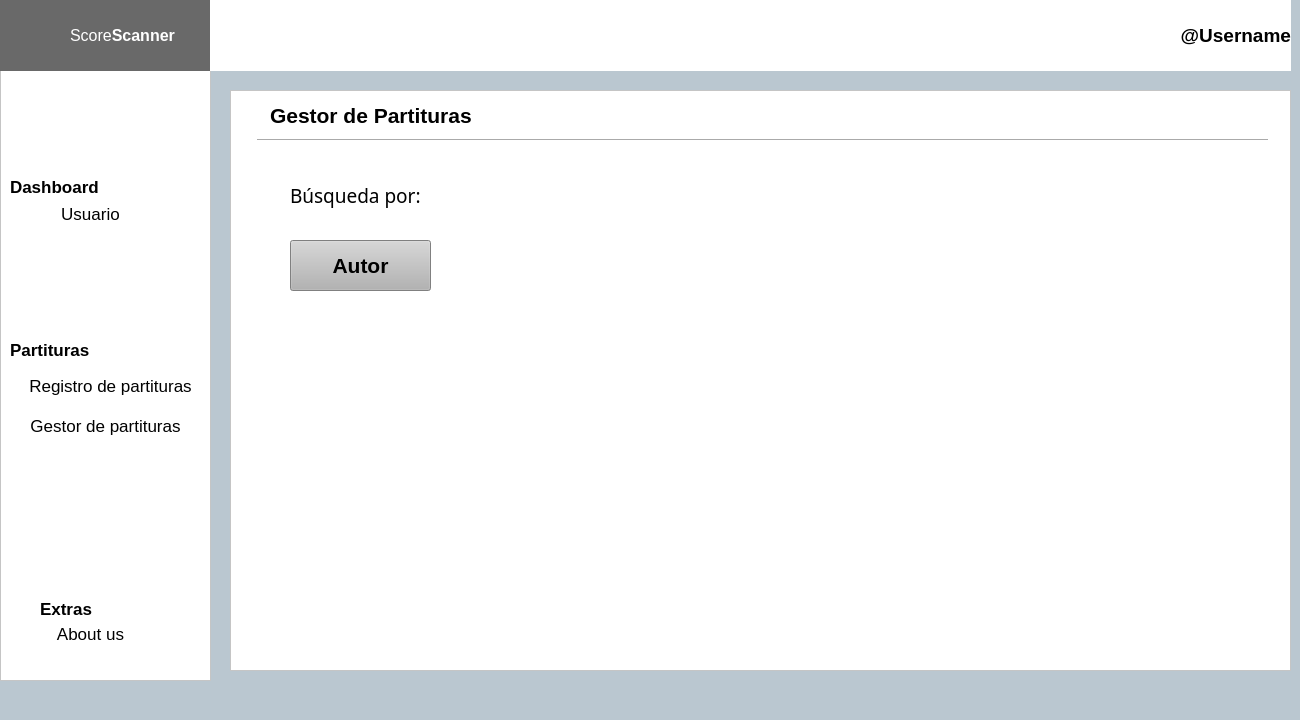
Old version of the form ScoreScannerWithPyQt/src/main/python/Interfaz.ui in the repository szapat25/ScoreScanner-1.
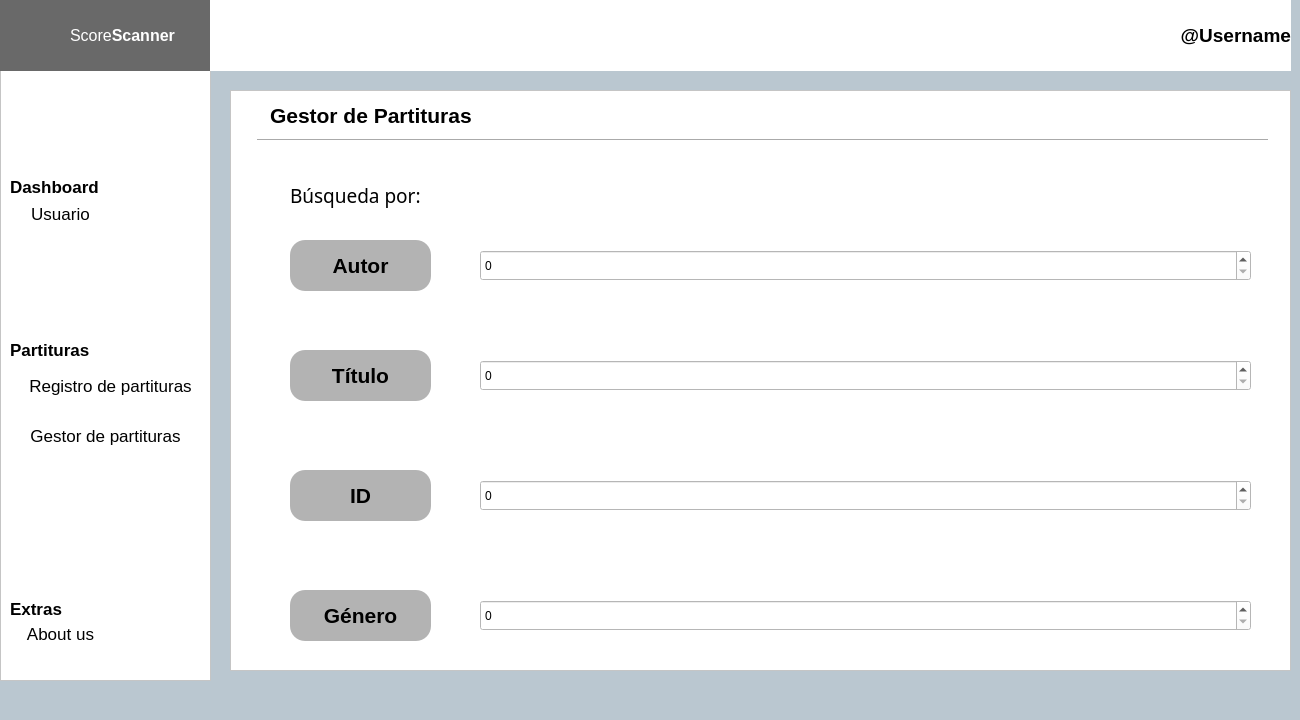
New version of the form. Icons and pictures are not drawn.

Commit message: Barra Procesar

Patch:
```diff
--- a/ScoreScannerWithPyQt/src/main/python/Interfaz.ui
+++ b/ScoreScannerWithPyQt/src/main/python/Interfaz.ui
@@ -88,7 +88,7 @@
    <widget class="QPushButton" name="boton_Usuario">
     <property name="geometry">
      <rect>
-      <x>50</x>
+      <x>20</x>
       <y>200</y>
       <width>81</width>
       <height>27</height>
@@ -193,7 +193,7 @@
     <property name="geometry">
      <rect>
       <x>20</x>
-      <y>410</y>
+      <y>420</y>
       <width>171</width>
       <height>31</height>
      </rect>
@@ -221,7 +221,7 @@
    <widget class="QLabel" name="label_Extras">
     <property name="geometry">
      <rect>
-      <x>40</x>
+      <x>10</x>
       <y>600</y>
       <width>61</width>
       <height>17</height>
@@ -244,7 +244,7 @@
    <widget class="QPushButton" name="boton_AboutUs">
     <property name="geometry">
      <rect>
-      <x>50</x>
+      <x>20</x>
       <y>620</y>
       <width>81</width>
       <height>27</height>
@@ -514,12 +514,133 @@
        </font>
       </property>
       <property name="styleSheet">
-       <string notr="true">background-color: rgb(179, 179, 179);</string>
+       <string notr="true">background-color: rgb(179, 179, 179);
+border-style: solid;
+border-radius:15px;
+</string>
       </property>
       <property name="text">
        <string>Autor</string>
       </property>
      </widget>
+     <widget class="QPushButton" name="boton_Titulo">
+      <property name="geometry">
+       <rect>
+        <x>60</x>
+        <y>260</y>
+        <width>141</width>
+        <height>51</height>
+       </rect>
+      </property>
+      <property name="font">
+       <font>
+        <pointsize>16</pointsize>
+        <weight>75</weight>
+        <bold>true</bold>
+       </font>
+      </property>
+      <property name="styleSheet">
+       <string notr="true">background-color: rgb(179, 179, 179);
+border-style: solid;
+border-radius:15px;
+</string>
+      </property>
+      <property name="text">
+       <string>Título</string>
+      </property>
+     </widget>
+     <widget class="QPushButton" name="boton_Id">
+      <property name="geometry">
+       <rect>
+        <x>60</x>
+        <y>380</y>
+        <width>141</width>
+        <height>51</height>
+       </rect>
+      </property>
+      <property name="font">
+       <font>
+        <pointsize>16</pointsize>
+        <weight>75</weight>
+        <bold>true</bold>
+       </font>
+      </property>
+      <property name="styleSheet">
+       <string notr="true">background-color: rgb(179, 179, 179);
+border-style: solid;
+border-radius:15px;
+</string>
+      </property>
+      <property name="text">
+       <string>ID</string>
+      </property>
+     </widget>
+     <widget class="QPushButton" name="boton_Genero">
+      <property name="geometry">
+       <rect>
+        <x>60</x>
+        <y>500</y>
+        <width>141</width>
+        <height>51</height>
+       </rect>
+      </property>
+      <property name="font">
+       <font>
+        <pointsize>16</pointsize>
+        <weight>75</weight>
+        <bold>true</bold>
+       </font>
+      </property>
+      <property name="styleSheet">
+       <string notr="true">background-color: rgb(179, 179, 179);
+border-style: solid;
+border-radius:15px;
+</string>
+      </property>
+      <property name="text">
+       <string>Género</string>
+      </property>
+     </widget>
+     <widget class="QSpinBox" name="spinBox_Autor">
+      <property name="geometry">
+       <rect>
+        <x>250</x>
+        <y>160</y>
+        <width>771</width>
+        <height>31</height>
+       </rect>
+      </property>
+     </widget>
+     <widget class="QSpinBox" name="spinBox_Titulo">
+      <property name="geometry">
+       <rect>
+        <x>250</x>
+        <y>270</y>
+        <width>771</width>
+        <height>31</height>
+       </rect>
+      </property>
+     </widget>
+     <widget class="QSpinBox" name="spinBox_Id">
+      <property name="geometry">
+       <rect>
+        <x>250</x>
+        <y>390</y>
+        <width>771</width>
+        <height>31</height>
+       </rect>
+      </property>
+     </widget>
+     <widget class="QSpinBox" name="spinBox_Genero">
+      <property name="geometry">
+       <rect>
+        <x>250</x>
+        <y>510</y>
+        <width>771</width>
+        <height>31</height>
+       </rect>
+      </property>
+     </widget>
     </widget>
    </widget>
    <zorder>listView</zorder>
```
Left out of the diff: 2 changed lines with no effect on the pictures. The commit also changes 2 other files.
